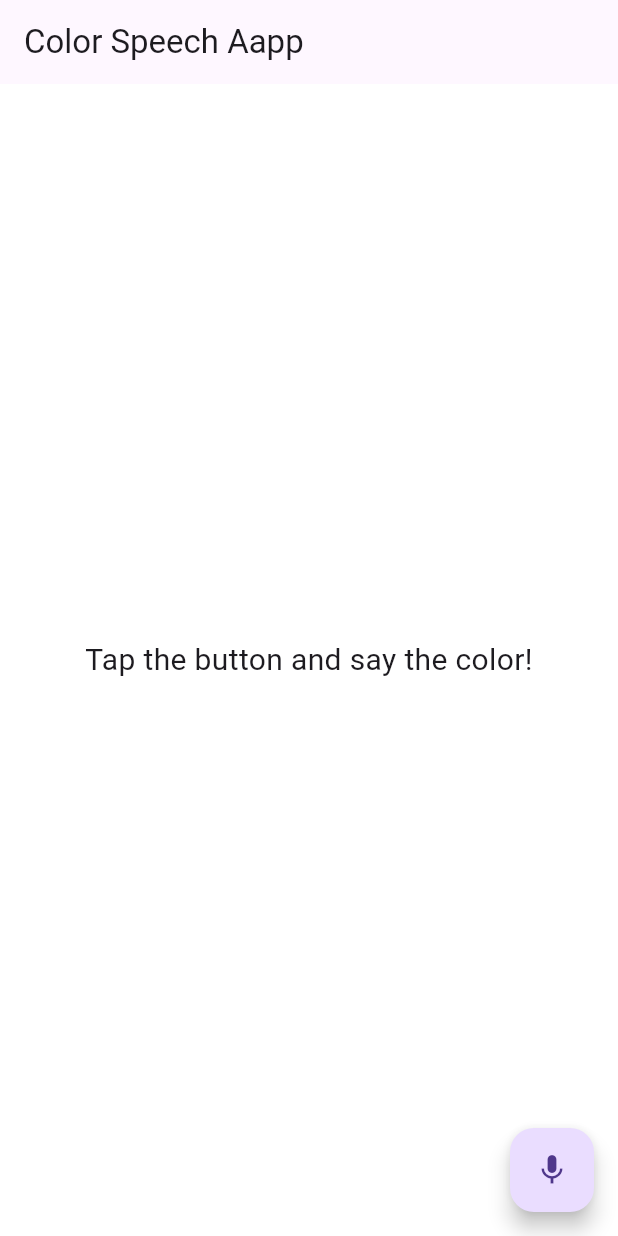
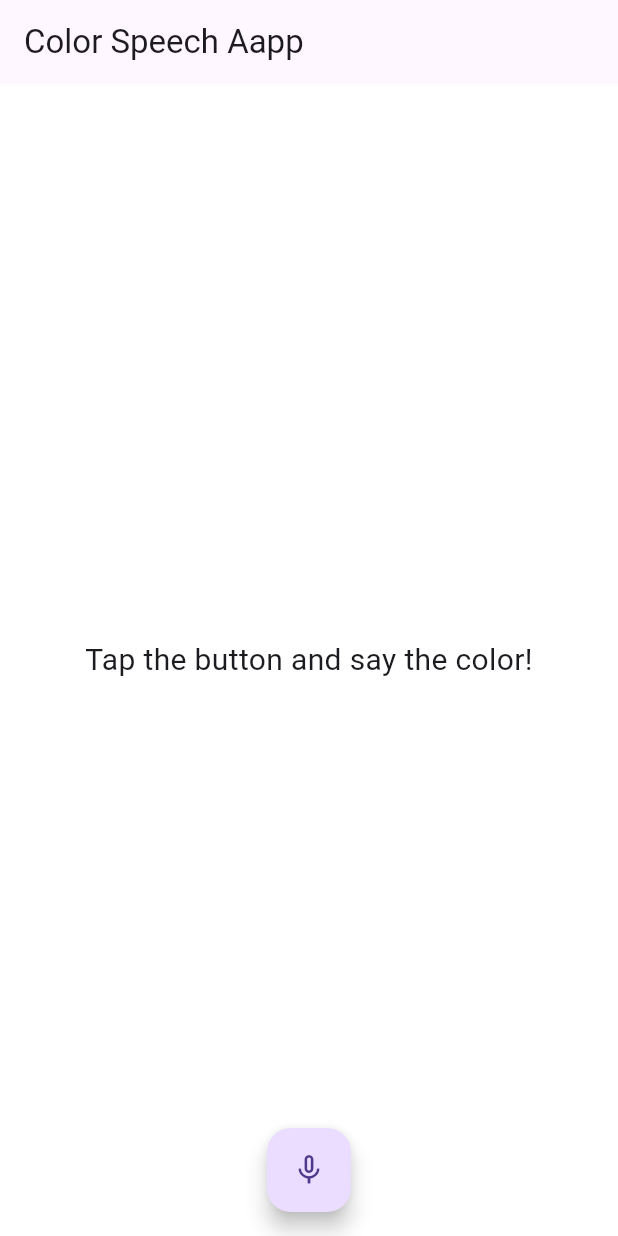
Before and after one commit to kazeric/Android_studio_First_Flutter2, a Flutter app: the screen it shows after launch, on a phone screen of 412 x 824 dp. Run offline on Flutter 3.47's test engine with Material 3 defaults, Android fonts, the phone set to English and light mode, and no system bars; drawn by our look-alikes of avatar_glow; our stand-ins replace flutter_tts, speech_to_text.

Commit message:
fully working functionality

```diff
--- a/lib/main.dart
+++ b/lib/main.dart
@@ -1,4 +1,7 @@
+import 'package:avatar_glow/avatar_glow.dart';
 import 'package:flutter/material.dart';
+import 'package:speech_to_text/speech_to_text.dart' as stt;
+import 'package:flutter_tts/flutter_tts.dart';
 
 void main() {
   runApp(ColorSpeechApp());
@@ -12,6 +15,10 @@ class ColorSpeechApp extends StatefulWidget{
 //the class _ColorSpeechAppState inherits from the state class of/for ColorSpeechapp
 class _ColorSpeechAppState extends State<ColorSpeechApp> {
   Color _backgroundColor = Colors.white;
+  stt.SpeechToText _speech = stt.SpeechToText();
+  bool _isListening = false;
+  FlutterTts _tts = FlutterTts();
+
 
   @override
   Widget build(BuildContext context) {
@@ -28,16 +35,94 @@ class _ColorSpeechAppState extends State<ColorSpeechApp> {
             textAlign: TextAlign.center,
           ),
         ),
-        floatingActionButton: FloatingActionButton(
-          onPressed: _listenForColor,
-          child: Icon(Icons.mic),
+        floatingActionButtonLocation: FloatingActionButtonLocation.centerFloat,
+        floatingActionButton: AvatarGlow(
+          animate: _isListening,
+          glowColor: Theme.of(context).primaryColor,
+          duration: const Duration(milliseconds: 2000),
+          repeat: true,
+          child: FloatingActionButton(
+          onPressed: (){
+            _listenForColor();
+            print("Button pressed, starting listening...");
 
+          },
+          child: Icon(_isListening ? Icons.mic : Icons.mic_none),
+
+        ),
         ),
       ),
     );
   }
-}
+// function to set color
+  void _setColor(String colorName) {
+    Color? newColor = colorMap[colorName.toLowerCase()];
+    if (newColor != null){
+      setState(() {
+        _backgroundColor = newColor;
+      });
+      _speak('The color is $colorName');
+    }else{
+      _speak("Color not recognized. Please try again");
+    }
+  }
 
-void _listenForColor(){
+
+  @override
+  void initState(){
+    super.initState();
+    _speech = stt.SpeechToText();
+
+  }
+
+  void _listenForColor() async{
+    //by default the app isnt listening
+    //so we need to check if is listening is true
+    if(!_isListening){
+      print("listening");
+      //now if it is false then we initialise the speech once this function is called
+      bool available = await _speech.initialize();
+      // once it returns an ok then we can go on and collect the the data from the speech
+      if(available) {
+        //first tell every function that speech is happening, Maybe to avoid clashes with other asyncs
+        setState((){_isListening = true;});
+
+        //this is where we collect the result once done and
+        _speech.listen(onResult: (result){
+          setState(() {
+            _isListening = false;
+            String colorName = result.recognizedWords;
+            _setColor(colorName);
+          });
+
+        },
+            listenFor: Duration(seconds: 10)
+        );
+
+      }
+    }else {
+      _speech.stop();
+      print("hit the else");
+      setState(() => _isListening = false);
+    }
+
+
+  }
+
+  void _speak(String text) async {
+    await _tts.speak(text);
+  }
+
+  final Map<String, Color> colorMap = {
+    "red": Colors.red,
+    'green': Colors.green,
+    'yellow': Colors.yellow,
+    'black': Colors.black,
+    'white': Colors.white,
+    'purple': Colors.purple,
+    'orange': Colors.orange,
+
+  };
+
 
 }
--- a/pubspec.yaml
+++ b/pubspec.yaml
@@ -35,6 +35,9 @@ dependencies:
   # Use with the CupertinoIcons class for iOS style icons.
   cupertino_icons: ^1.0.8
   flutter_tts: ^4.1.0
+  speech_to_text: ^7.0.0
+  avatar_glow: ^3.0.1
+  highlight_text: ^1.8.0
 
 dev_dependencies:
   flutter_test:
```
Also changed, not shown: pubspec.lock, 3 other files.
